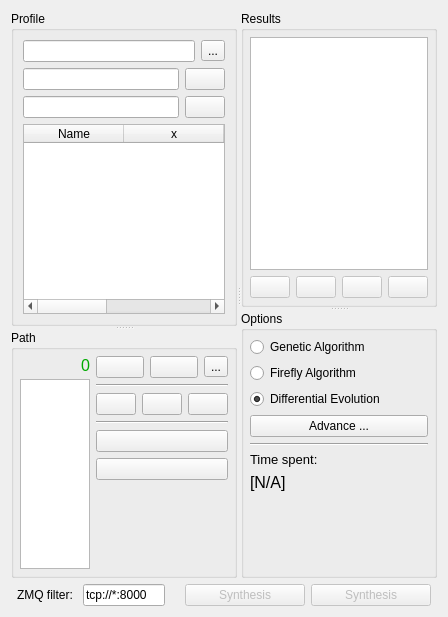
Qt form core/synthesis/DimensionalSynthesis/Algorithm.ui (KmolYuan/Pyslvs-UI) before a commit.
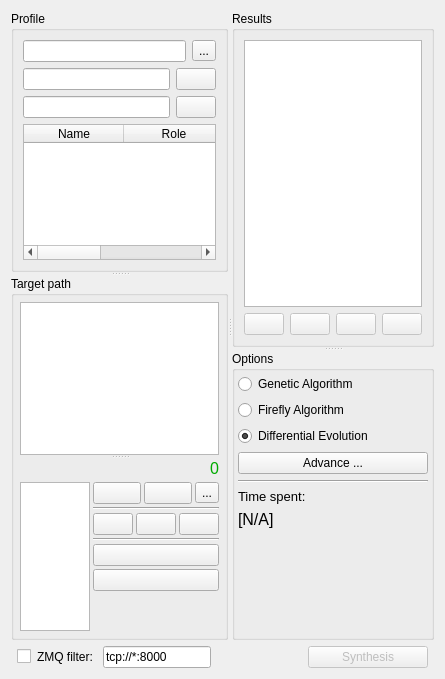
The same form after that commit. Icons and pictures are not drawn.

Commit message: Dimensional synthesis UI adjustments.

The edit to the form file:
```diff
--- a/core/synthesis/DimensionalSynthesis/Algorithm.ui
+++ b/core/synthesis/DimensionalSynthesis/Algorithm.ui
@@ -6,15 +6,15 @@
    <rect>
     <x>0</x>
     <y>0</y>
-    <width>430</width>
-    <height>617</height>
+    <width>444</width>
+    <height>679</height>
    </rect>
   </property>
   <property name="windowIcon">
    <iconset resource="../../../icons.qrc">
     <normaloff>:/icons/DimensionalSynthesis.png</normaloff>:/icons/DimensionalSynthesis.png</iconset>
   </property>
-  <layout class="QVBoxLayout" name="verticalLayout">
+  <layout class="QVBoxLayout" name="verticalLayout_5">
    <item>
     <widget class="QSplitter" name="splitter_main">
      <property name="sizePolicy">
@@ -104,6 +104,11 @@
             <string>Name</string>
            </property>
           </column>
+          <column>
+           <property name="text">
+            <string>Role</string>
+           </property>
+          </column>
           <column>
            <property name="text">
             <string>x</string>
@@ -119,20 +124,15 @@
             <string>Range</string>
            </property>
           </column>
-          <column>
-           <property name="text">
-            <string>type</string>
-           </property>
-          </column>
          </widget>
         </item>
        </layout>
       </widget>
       <widget class="QGroupBox" name="groupBox">
        <property name="title">
-        <string>Path</string>
+        <string>Target path</string>
        </property>
-       <layout class="QVBoxLayout" name="verticalLayout_7">
+       <layout class="QVBoxLayout" name="verticalLayout">
         <property name="spacing">
          <number>3</number>
         </property>
@@ -149,21 +149,12 @@
          <number>6</number>
         </property>
         <item>
-         <widget class="QWidget" name="horizontalWidget" native="true">
-          <layout class="QHBoxLayout" name="horizontalLayout_13">
-           <property name="leftMargin">
-            <number>0</number>
-           </property>
-           <property name="topMargin">
-            <number>0</number>
-           </property>
-           <property name="rightMargin">
-            <number>0</number>
-           </property>
-           <property name="bottomMargin">
-            <number>0</number>
-           </property>
-           <item>
+         <widget class="QSplitter" name="splitter">
+          <property name="orientation">
+           <enum>Qt::Vertical</enum>
+          </property>
+          <widget class="QListWidget" name="target_points"/>
+          <widget class="QWidget" name="layoutWidget">
             <layout class="QVBoxLayout" name="verticalLayout_2">
              <property name="spacing">
               <number>3</number>
@@ -196,10 +187,10 @@
               </layout>
              </item>
              <item>
+             <layout class="QHBoxLayout" name="horizontalLayout_5">
+              <item>
               <widget class="QListWidget" name="Point_list"/>
              </item>
-            </layout>
-           </item>
            <item>
             <layout class="QVBoxLayout" name="verticalLayout_3">
              <item>
@@ -369,6 +360,9 @@
             </layout>
            </item>
           </layout>
+            </item>
+           </layout>
+          </widget>
          </widget>
         </item>
        </layout>
@@ -383,18 +377,6 @@
         <string>Results</string>
        </property>
        <layout class="QHBoxLayout" name="horizontalLayout_6">
-        <property name="leftMargin">
-         <number>6</number>
-        </property>
-        <property name="topMargin">
-         <number>6</number>
-        </property>
-        <property name="rightMargin">
-         <number>6</number>
-        </property>
-        <property name="bottomMargin">
-         <number>6</number>
-        </property>
         <item>
          <layout class="QVBoxLayout" name="verticalLayout_13">
           <item>
@@ -490,16 +472,16 @@
        </property>
        <layout class="QVBoxLayout" name="verticalLayout_4">
         <property name="leftMargin">
-         <number>6</number>
+         <number>3</number>
         </property>
         <property name="topMargin">
-         <number>6</number>
+         <number>3</number>
         </property>
         <property name="rightMargin">
-         <number>6</number>
+         <number>3</number>
         </property>
         <property name="bottomMargin">
-         <number>6</number>
+         <number>3</number>
         </property>
         <item>
          <widget class="QRadioButton" name="type0">
@@ -600,6 +582,9 @@
         </property>
         <item>
          <layout class="QHBoxLayout" name="horizontalLayout_9">
+          <item>
+           <widget class="QCheckBox" name="has_zmq"/>
+          </item>
           <item>
            <widget class="QLabel" name="label">
             <property name="text">
@@ -651,33 +636,7 @@
           </property>
           <property name="icon">
            <iconset resource="../../../icons.qrc">
-            <normaloff>:/icons/ZeroMQ.png</normaloff>:/icons/ZeroMQ.png</iconset>
-          </property>
-          <property name="autoDefault">
-           <bool>true</bool>
-          </property>
-         </widget>
-        </item>
-        <item>
-         <widget class="QPushButton" name="GenerateLocal">
-          <property name="enabled">
-           <bool>false</bool>
-          </property>
-          <property name="minimumSize">
-           <size>
-            <width>120</width>
-            <height>0</height>
-           </size>
-          </property>
-          <property name="statusTip">
-           <string>Calculated on the local side.</string>
-          </property>
-          <property name="text">
-           <string>Synthesis</string>
-          </property>
-          <property name="icon">
-           <iconset resource="../../../icons.qrc">
-            <normaloff>:/icons/local.png</normaloff>:/icons/local.png</iconset>
+            <normaloff>:/icons/DimensionalSynthesis.png</normaloff>:/icons/DimensionalSynthesis.png</iconset>
           </property>
           <property name="autoDefault">
            <bool>true</bool>
```
Left out of the diff: 7 changed lines with no effect on the pictures. Lines whose indentation alone changed are shown as unchanged. The commit also changes 2 other files.
